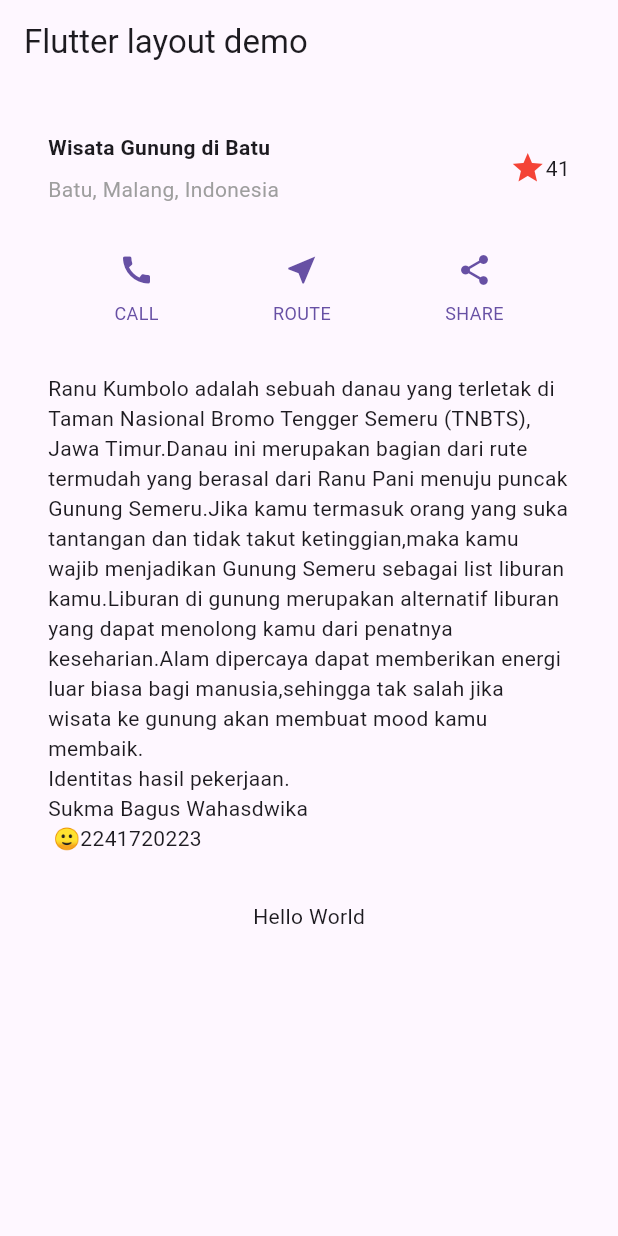
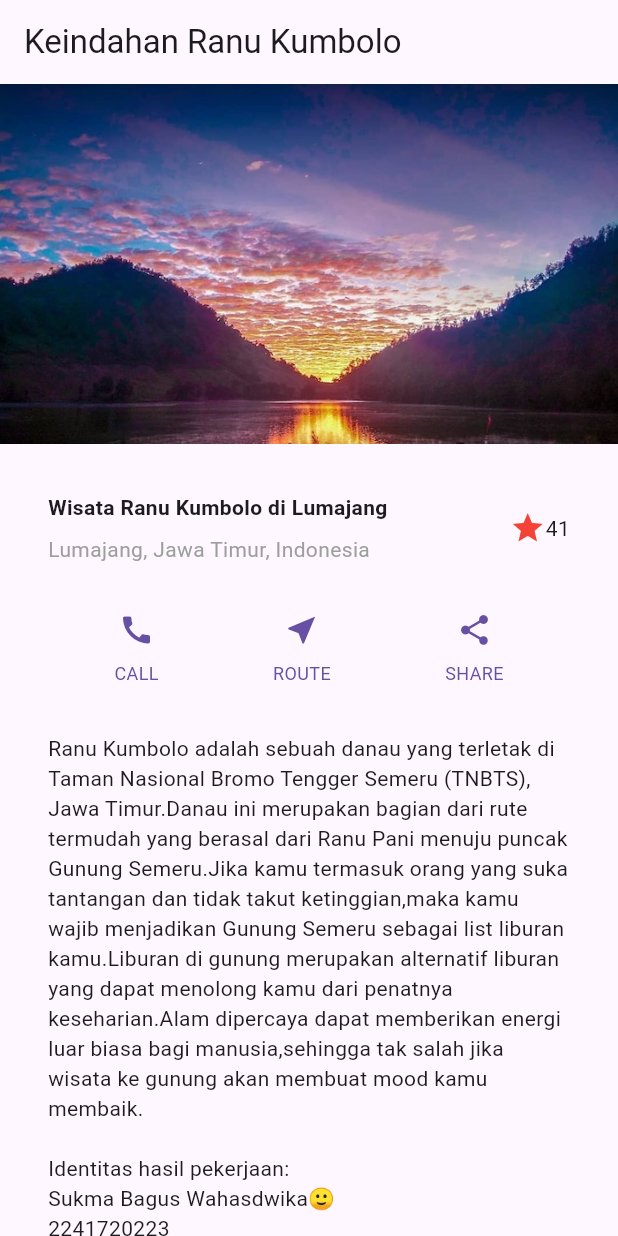
Before and after one commit to bagusswahasdwikaa/layout_flutter, a Flutter app: the screen it shows after launch, on a phone screen of 412 x 824 dp. Run offline on Flutter 3.47's test engine with Material 3 defaults, Android fonts, the phone set to English and light mode, and no system bars.

Commit message:
Modul 6 - Layout

```diff
--- a/lib/main.dart
+++ b/lib/main.dart
@@ -20,14 +20,14 @@ class MyApp extends StatelessWidget {
                 Container(
                   padding: const EdgeInsets.only(bottom: 8), // soal 2
                   child: const Text(
-                    'Wisata Gunung di Batu',
+                    'Wisata Ranu Kumbolo di Lumajang',
                     style: TextStyle(
                       fontWeight: FontWeight.bold,
                     ),
                   ),
                 ),
                 const Text(
-                  'Batu, Malang, Indonesia',
+                  'Lumajang, Jawa Timur, Indonesia',
                   style: TextStyle(
                     color: Colors.grey, // soal 2
                   ),
@@ -66,9 +66,10 @@ class MyApp extends StatelessWidget {
         'maka kamu wajib menjadikan Gunung Semeru sebagai list liburan kamu.'
         'Liburan di gunung merupakan alternatif liburan yang dapat menolong kamu dari penatnya keseharian.'
         'Alam dipercaya dapat memberikan energi luar biasa bagi manusia,'
-        'sehingga tak salah jika wisata ke gunung akan membuat mood kamu membaik.'
-        '\nIdentitas hasil pekerjaan. '
-        '\nSukma Bagus Wahasdwika\n 🙂'
+        'sehingga tak salah jika wisata ke gunung akan membuat mood kamu membaik.\n'
+
+        '\nIdentitas hasil pekerjaan: '
+        '\nSukma Bagus Wahasdwika🙂\n'
         '2241720223',
         softWrap: true,
       ),
@@ -78,15 +79,21 @@ class MyApp extends StatelessWidget {
       title: 'Flutter layout: Sukma Bagus Wahasdwika dan 2241720223',
       home: Scaffold(
         appBar: AppBar(
-          title: const Text('Flutter layout demo'),
+          title: const Text('Keindahan Ranu Kumbolo'),
         ),
-        body: Column(
+        body: ListView(
           children: [
+            Image.asset(
+              'images/ranukumbolo.png',
+              width: 600,
+              height: 240,
+              fit: BoxFit.cover,
+            ),
             titleSection,
             buttonSection,  // Display button section below titleSection
             textSection,
             const Center(
-              child: Text('Hello World'),
+              child: Text('@copyright'),
             ),
           ],
         ),
```
Also changed, not shown: pubspec.yaml (+2 -5 lines), image-1.png (added), image-2.png (added), image-3.png (added), image-4.png (added), image-5.png (added), image-6.png (added), image-7.png (added), image-8.png (added), image.png (added), images/ranukumbolo.png (added), 1 other file.
